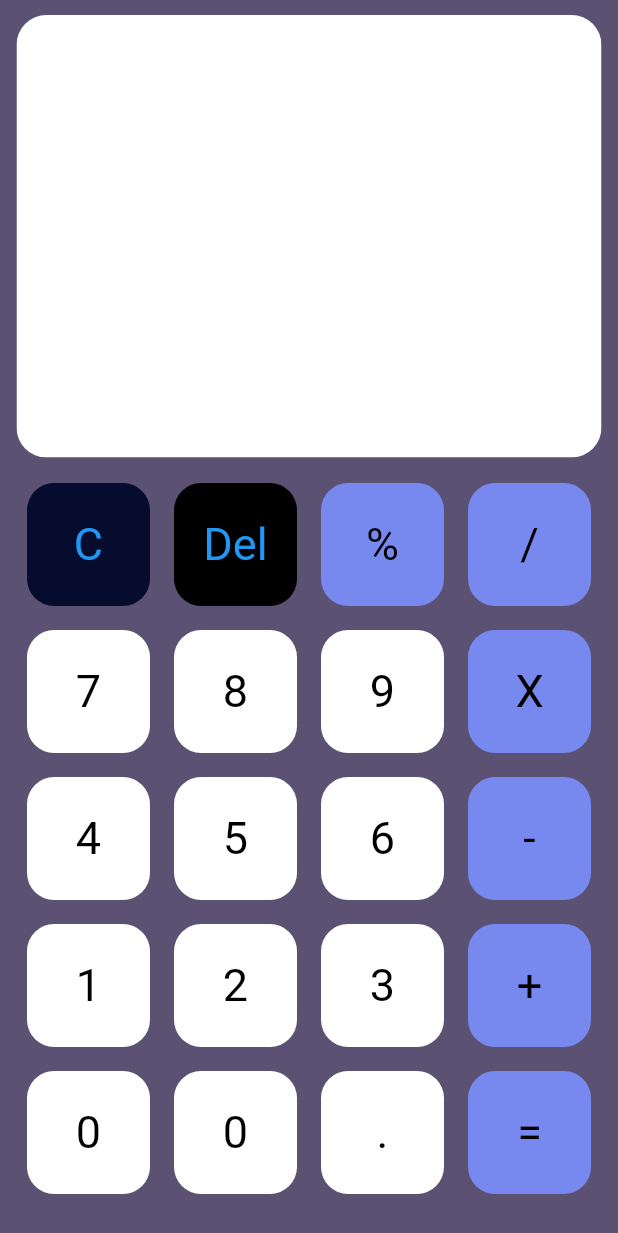
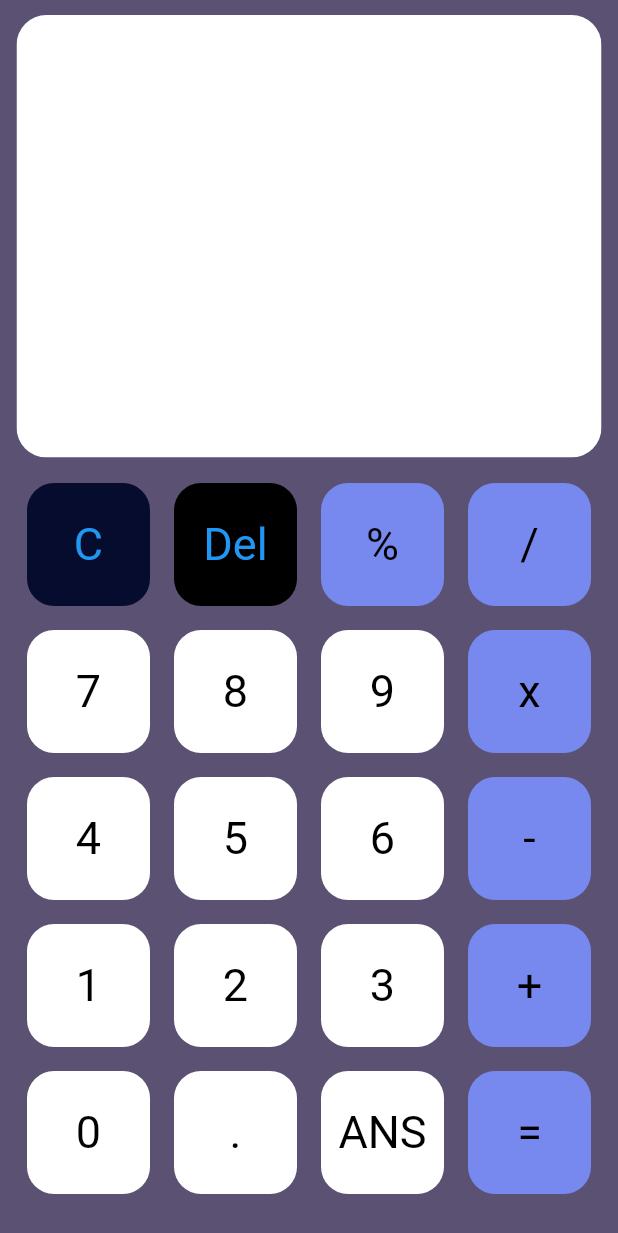
Before and after one commit to Adomakojohn/calculator_app, a Flutter app: the screen it shows after launch, on a phone screen of 412 x 824 dp. Shown: the top 1233 px of the screen. Run offline on Flutter 3.47's test engine with Material 2 defaults, Android fonts, the phone set to English and light mode, and no system bars; our stand-ins replace math_expressions.

Commit message:
added functionality

```diff
--- a/lib/main.dart
+++ b/lib/main.dart
@@ -1,7 +1,5 @@
 import 'package:calculator_app/screens/homepage.dart';
 import 'package:flutter/material.dart';
-import 'package:flutter/src/widgets/framework.dart';
-import 'package:flutter/src/widgets/placeholder.dart';
 
 
 void main(){
--- a/lib/screens/homepage.dart
+++ b/lib/screens/homepage.dart
@@ -2,6 +2,7 @@
 
 import 'package:calculator_app/utils/buttons.dart';
 import 'package:flutter/material.dart';
+import 'package:math_expressions/math_expressions.dart';
 
 class HomePage extends StatefulWidget {
   const HomePage({super.key});
@@ -13,12 +14,14 @@ class HomePage extends StatefulWidget {
 class _HomePageState extends State<HomePage> {
   var userQuestion = "";
   var userAnswer = "";
+  var ansPressed;
+
   final List<String> button = [
     'C','Del','%','/',
-    '7','8','9', 'X',
+    '7','8','9', 'x',
     '4', '5', '6', '-',
     '1', '2','3','+',
-     '0','0','.','=',
+     '0','.','ANS','=',
   ];
   @override
   Widget build(BuildContext context) {
@@ -44,12 +47,12 @@ class _HomePageState extends State<HomePage> {
                       Container(
                         padding: const EdgeInsets.all(25),
                         alignment: Alignment.centerLeft,
-                        child: Text(userQuestion),
+                        child: Text(userQuestion , style:const  TextStyle(fontSize: 30),),
                       ),
                       Container(
                         padding: const EdgeInsets.all(25),
                         alignment: Alignment.bottomRight,
-                        child: Text(userAnswer),
+                        child: Text(userAnswer , style:const  TextStyle(fontSize: 30),),
                       ),
                     ],
                   ),
@@ -74,6 +77,7 @@ class _HomePageState extends State<HomePage> {
                             setState(
                               () {
                                 userQuestion = '';
+                                userAnswer='';
                               },
                             );
                           },
@@ -81,18 +85,31 @@ class _HomePageState extends State<HomePage> {
                           textColor: Colors.blue,
                           buttonText: button[index],
                         );
-                      } else if (index == 1) {
+                      }  else if (index == 1) {
                         return CalButtons(
                           buttonTapped: () {
                             setState(
                               () {
-                                userQuestion = userQuestion.substring(
-                                    0, userQuestion.length - 1);
+                                userQuestion= userQuestion.substring(0, userQuestion.length-1);
                               },
                             );
                           },
                           color: Colors.black,
                           textColor: Colors.blue,
+                          buttonText: button[index],
+                        );
+                      }
+                       else if (index == button.length-1) {
+                        return CalButtons(
+                          buttonTapped: () {
+                            setState(
+                              () {
+                                equalPressed();
+                              },
+                            );
+                          },
+                          color: const Color.fromARGB(255, 119, 136, 238),
+                          textColor: Colors.black,
                           buttonText: button[index],
                         );
                       } else {
@@ -125,9 +142,20 @@ class _HomePageState extends State<HomePage> {
   }
 
   bool isOperator(String x) {
-    if (x == '%' || x == '/' || x == 'X' || x == '-' || x == '+' || x == '=') {
+    if (x == '%' || x == '/' || x == 'x' || x == '-' || x == '+' || x == '=') {
       return true;
     }
     return false;
   }
+   void equalPressed(){
+    String finalQuestion = userQuestion;
+    finalQuestion= finalQuestion.replaceAll("x", "*");
+
+     Parser p = Parser();
+     Expression exp = p.parse(finalQuestion);
+     ContextModel cm = ContextModel();
+     double eval = exp.evaluate(EvaluationType.REAL, cm);
+
+     userAnswer=eval.toString();
+   }
 }
--- a/pubspec.yaml
+++ b/pubspec.yaml
@@ -35,6 +35,7 @@ dependencies:
   # The following adds the Cupertino Icons font to your application.
   # Use with the CupertinoIcons class for iOS style icons.
   cupertino_icons: ^1.0.2
+  math_expressions: ^2.4.0
 
 dev_dependencies:
   flutter_test:
```
Also changed, not shown: 1 other file.
